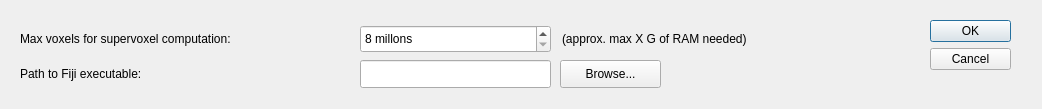
polmonso/superannotator, file preferencesdialog.ui: the form before one commit.
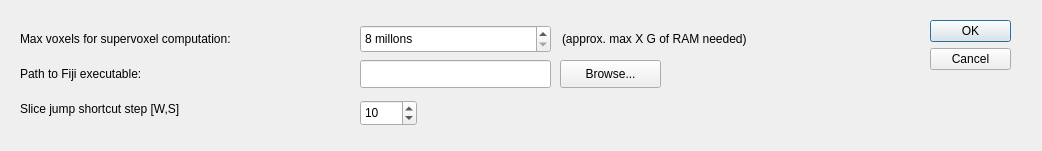
The form after the commit.

```diff
--- a/preferencesdialog.ui
+++ b/preferencesdialog.ui
@@ -7,7 +7,7 @@
     <x>0</x>
     <y>0</y>
     <width>1042</width>
-    <height>109</height>
+    <height>151</height>
    </rect>
   </property>
   <property name="windowTitle">
@@ -125,6 +125,35 @@
     <cstring>lineEdit</cstring>
    </property>
   </widget>
+  <widget class="QSpinBox" name="spinSliceJump">
+   <property name="geometry">
+    <rect>
+     <x>360</x>
+     <y>100</y>
+     <width>57</width>
+     <height>26</height>
+    </rect>
+   </property>
+   <property name="value">
+    <number>10</number>
+   </property>
+  </widget>
+  <widget class="QLabel" name="label_3">
+   <property name="geometry">
+    <rect>
+     <x>20</x>
+     <y>100</y>
+     <width>181</width>
+     <height>18</height>
+    </rect>
+   </property>
+   <property name="text">
+    <string>Slice jump shortcut step [W,S]</string>
+   </property>
+   <property name="buddy">
+    <cstring>lineEdit</cstring>
+   </property>
+  </widget>
  </widget>
  <resources/>
  <connections>
```
